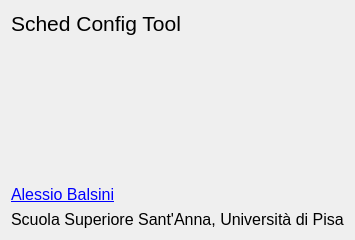
This is src/aboutwindow.ui in balsini/SchedConfigTool as Qt 5 draws it before an edit. The edited form follows.
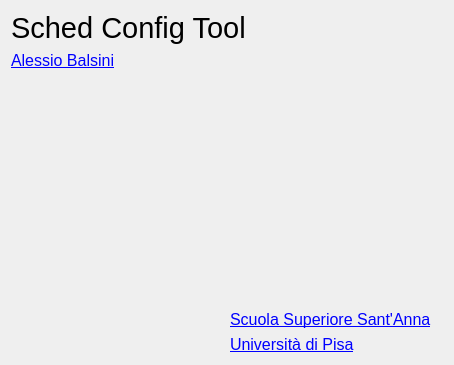
This is the edited form. Icons and pictures are not drawn.

Commit message: Little windows modifications and updated About

Patch:
```diff
--- a/src/aboutwindow.ui
+++ b/src/aboutwindow.ui
@@ -6,8 +6,8 @@
    <rect>
     <x>0</x>
     <y>0</y>
-    <width>320</width>
-    <height>240</height>
+    <width>454</width>
+    <height>365</height>
    </rect>
   </property>
   <property name="windowTitle">
@@ -17,16 +17,9 @@
    <item row="0" column="0">
     <layout class="QGridLayout" name="gridLayout">
      <item row="2" column="0">
-      <widget class="QLabel" name="label">
-       <property name="text">
-        <string>&lt;html&gt;&lt;head/&gt;&lt;body&gt;&lt;p&gt;&lt;a href=&quot;mailto:a.balsini@sssup.it&quot;&gt;&lt;span style=&quot; font-size:12pt; text-decoration: underline; color:#0000ff;&quot;&gt;Alessio Balsini&lt;/span&gt;&lt;/a&gt;&lt;/p&gt;&lt;/body&gt;&lt;/html&gt;</string>
-       </property>
-      </widget>
-     </item>
-     <item row="0" column="0">
       <widget class="QLabel" name="label_3">
        <property name="text">
-        <string>&lt;html&gt;&lt;head/&gt;&lt;body&gt;&lt;p&gt;&lt;span style=&quot; font-size:16pt;&quot;&gt;Sched Config Tool&lt;/span&gt;&lt;/p&gt;&lt;/body&gt;&lt;/html&gt;</string>
+        <string>&lt;html&gt;&lt;head/&gt;&lt;body&gt;&lt;p&gt;&lt;span style=&quot; font-size:22pt;&quot;&gt;Sched Config Tool&lt;/span&gt;&lt;/p&gt;&lt;/body&gt;&lt;/html&gt;</string>
        </property>
        <property name="textFormat">
         <enum>Qt::AutoText</enum>
@@ -34,13 +27,53 @@
       </widget>
      </item>
      <item row="3" column="0">
-      <widget class="QLabel" name="label_2">
+      <widget class="QLabel" name="label">
        <property name="text">
-        <string>&lt;html&gt;&lt;head/&gt;&lt;body&gt;&lt;p&gt;&lt;span style=&quot; font-size:12pt;&quot;&gt;Scuola Superiore Sant'Anna, Università di Pisa&lt;/span&gt;&lt;/p&gt;&lt;/body&gt;&lt;/html&gt;</string>
+        <string>&lt;html&gt;&lt;head/&gt;&lt;body&gt;&lt;p&gt;&lt;a href=&quot;mailto:a.balsini@sssup.it&quot;&gt;&lt;span style=&quot; font-size:12pt; text-decoration: underline; color:#0000ff;&quot;&gt;Alessio Balsini&lt;/span&gt;&lt;/a&gt;&lt;/p&gt;&lt;/body&gt;&lt;/html&gt;</string>
        </property>
       </widget>
      </item>
-     <item row="1" column="0">
+     <item row="6" column="0">
+      <layout class="QGridLayout" name="gridLayout_3">
+       <item row="2" column="0">
+        <layout class="QHBoxLayout" name="horizontalLayout">
+         <item>
+          <widget class="QLabel" name="label_5">
+           <property name="text">
+            <string>&lt;html&gt;&lt;head/&gt;&lt;body&gt;&lt;img src=&quot;:/img/logo_unipi.png&quot; width=&quot;120&quot;/&gt;&lt;/body&gt;&lt;/html&gt;</string>
+           </property>
+          </widget>
+         </item>
+         <item>
+          <widget class="QLabel" name="label_4">
+           <property name="text">
+            <string>&lt;html&gt;&lt;head/&gt;&lt;body&gt;&lt;p&gt;&lt;a href=&quot;http://www.unipi.it&quot;&gt;&lt;span style=&quot; font-size:12pt; text-decoration: underline; color:#0000ff;&quot;&gt;Università di Pisa&lt;/span&gt;&lt;/a&gt;&lt;/p&gt;&lt;/body&gt;&lt;/html&gt;</string>
+           </property>
+          </widget>
+         </item>
+        </layout>
+       </item>
+       <item row="1" column="0">
+        <layout class="QHBoxLayout" name="horizontalLayout_2">
+         <item>
+          <widget class="QLabel" name="label_6">
+           <property name="text">
+            <string>&lt;html&gt;&lt;head/&gt;&lt;body&gt;&lt;img src=&quot;:/img/logo_sssup.png&quot; width=&quot;120&quot;/&gt;&lt;/body&gt;&lt;/html&gt;</string>
+           </property>
+          </widget>
+         </item>
+         <item>
+          <widget class="QLabel" name="label_2">
+           <property name="text">
+            <string>&lt;html&gt;&lt;head/&gt;&lt;body&gt;&lt;p&gt;&lt;a href=&quot;http://www.sssup.it&quot;&gt;&lt;span style=&quot; font-size:12pt; text-decoration: underline; color:#0000ff;&quot;&gt;Scuola Superiore Sant'Anna&lt;/span&gt;&lt;/a&gt;&lt;/p&gt;&lt;/body&gt;&lt;/html&gt;</string>
+           </property>
+          </widget>
+         </item>
+        </layout>
+       </item>
+      </layout>
+     </item>
+     <item row="4" column="0">
       <spacer name="verticalSpacer">
        <property name="orientation">
         <enum>Qt::Vertical</enum>
```
The commit also changes 4 other files.
